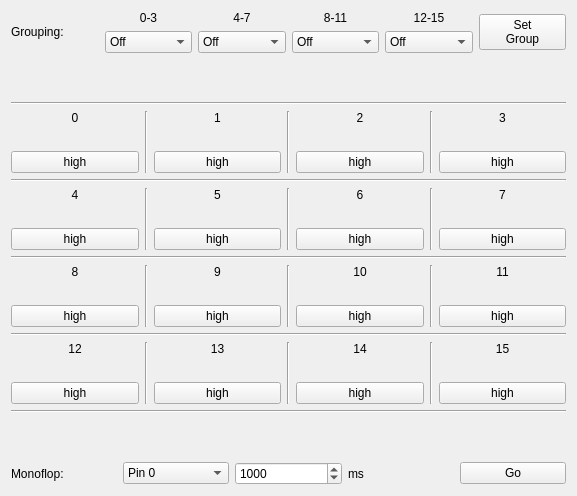
Before: the Qt Designer form src/brickv/plugin_system/plugins/industrial_digital_out_4/ui/industrial_digital_out_4.ui in Tinkerforge/brickv, drawn with Qt 5.
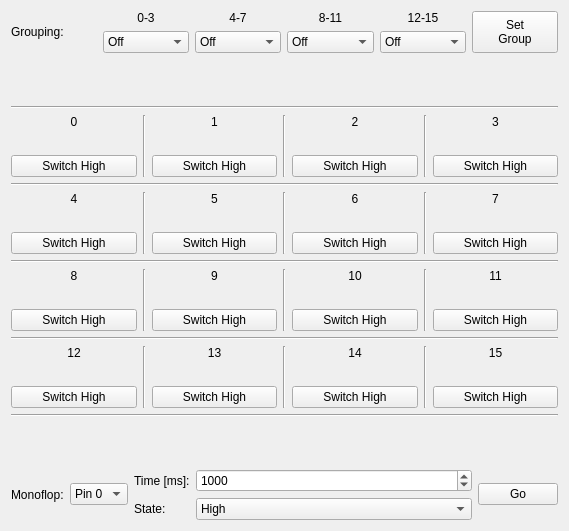
After: the same form once the commit is applied.

Commit message: Also hide vertical lines in Industrial Brickletz UI on grouping change

Patch:
```diff
--- a/src/brickv/plugin_system/plugins/industrial_digital_out_4/ui/industrial_digital_out_4.ui
+++ b/src/brickv/plugin_system/plugins/industrial_digital_out_4/ui/industrial_digital_out_4.ui
@@ -6,8 +6,8 @@
    <rect>
     <x>0</x>
     <y>0</y>
-    <width>577</width>
-    <height>496</height>
+    <width>569</width>
+    <height>531</height>
    </rect>
   </property>
   <property name="windowTitle">
@@ -197,6 +197,12 @@
      </item>
      <item>
       <widget class="QPushButton" name="set_group">
+       <property name="sizePolicy">
+        <sizepolicy hsizetype="Minimum" vsizetype="Minimum">
+         <horstretch>0</horstretch>
+         <verstretch>0</verstretch>
+        </sizepolicy>
+       </property>
        <property name="text">
         <string>Set
 Group</string>
@@ -244,12 +250,15 @@
          <property name="text">
           <string/>
          </property>
+         <property name="alignment">
+          <set>Qt::AlignCenter</set>
+         </property>
         </widget>
        </item>
        <item>
         <widget class="QPushButton" name="b0">
          <property name="text">
-          <string>high</string>
+          <string>Switch High</string>
          </property>
         </widget>
        </item>
@@ -279,12 +288,15 @@
          <property name="text">
           <string/>
          </property>
+         <property name="alignment">
+          <set>Qt::AlignCenter</set>
+         </property>
         </widget>
        </item>
        <item>
         <widget class="QPushButton" name="b1">
          <property name="text">
-          <string>high</string>
+          <string>Switch High</string>
          </property>
         </widget>
        </item>
@@ -314,12 +326,15 @@
          <property name="text">
           <string/>
          </property>
+         <property name="alignment">
+          <set>Qt::AlignCenter</set>
+         </property>
         </widget>
        </item>
        <item>
         <widget class="QPushButton" name="b2">
          <property name="text">
-          <string>high</string>
+          <string>Switch High</string>
          </property>
         </widget>
        </item>
@@ -349,12 +364,15 @@
          <property name="text">
           <string/>
          </property>
+         <property name="alignment">
+          <set>Qt::AlignCenter</set>
+         </property>
         </widget>
        </item>
        <item>
         <widget class="QPushButton" name="b3">
          <property name="text">
-          <string>high</string>
+          <string>Switch High</string>
          </property>
         </widget>
        </item>
@@ -388,6 +406,9 @@
          <property name="text">
           <string/>
          </property>
+         <property name="alignment">
+          <set>Qt::AlignCenter</set>
+         </property>
         </widget>
        </item>
        <item>
@@ -396,7 +417,7 @@
           <bool>true</bool>
          </property>
          <property name="text">
-          <string>high</string>
+          <string>Switch High</string>
          </property>
         </widget>
        </item>
@@ -426,12 +447,15 @@
          <property name="text">
           <string/>
          </property>
+         <property name="alignment">
+          <set>Qt::AlignCenter</set>
+         </property>
         </widget>
        </item>
        <item>
         <widget class="QPushButton" name="b5">
          <property name="text">
-          <string>high</string>
+          <string>Switch High</string>
          </property>
         </widget>
        </item>
@@ -461,12 +485,15 @@
          <property name="text">
           <string/>
          </property>
+         <property name="alignment">
+          <set>Qt::AlignCenter</set>
+         </property>
         </widget>
        </item>
        <item>
         <widget class="QPushButton" name="b6">
          <property name="text">
-          <string>high</string>
+          <string>Switch High</string>
          </property>
         </widget>
        </item>
@@ -496,12 +523,15 @@
          <property name="text">
           <string/>
          </property>
+         <property name="alignment">
+          <set>Qt::AlignCenter</set>
+         </property>
         </widget>
        </item>
        <item>
         <widget class="QPushButton" name="b7">
          <property name="text">
-          <string>high</string>
+          <string>Switch High</string>
          </property>
         </widget>
        </item>
@@ -535,12 +565,15 @@
          <property name="text">
           <string/>
          </property>
+         <property name="alignment">
+          <set>Qt::AlignCenter</set>
+         </property>
         </widget>
        </item>
        <item>
         <widget class="QPushButton" name="b8">
          <property name="text">
-          <string>high</string>
+          <string>Switch High</string>
          </property>
         </widget>
        </item>
@@ -570,12 +603,15 @@
          <property name="text">
           <string/>
          </property>
+         <property name="alignment">
+          <set>Qt::AlignCenter</set>
+         </property>
         </widget>
        </item>
        <item>
         <widget class="QPushButton" name="b9">
          <property name="text">
-          <string>high</string>
+          <string>Switch High</string>
          </property>
         </widget>
        </item>
@@ -605,12 +641,15 @@
          <property name="text">
           <string/>
          </property>
+         <property name="alignment">
+          <set>Qt::AlignCenter</set>
+         </property>
         </widget>
        </item>
        <item>
         <widget class="QPushButton" name="b10">
          <property name="text">
-          <string>high</string>
+          <string>Switch High</string>
          </property>
         </widget>
        </item>
@@ -640,12 +679,15 @@
          <property name="text">
           <string/>
          </property>
+         <property name="alignment">
+          <set>Qt::AlignCenter</set>
+         </property>
         </widget>
        </item>
        <item>
         <widget class="QPushButton" name="b11">
          <property name="text">
-          <string>high</string>
+          <string>Switch High</string>
          </property>
         </widget>
        </item>
@@ -679,12 +721,15 @@
          <property name="text">
           <string/>
          </property>
+         <property name="alignment">
+          <set>Qt::AlignCenter</set>
+         </property>
         </widget>
        </item>
        <item>
         <widget class="QPushButton" name="b12">
          <property name="text">
-          <string>high</string>
+          <string>Switch High</string>
          </property>
         </widget>
        </item>
@@ -714,12 +759,15 @@
          <property name="text">
           <string/>
          </property>
+         <property name="alignment">
+          <set>Qt::AlignCenter</set>
+         </property>
         </widget>
        </item>
        <item>
         <widget class="QPushButton" name="b13">
          <property name="text">
-          <string>high</string>
+          <string>Switch High</string>
          </property>
         </widget>
        </item>
@@ -749,12 +797,15 @@
          <property name="text">
           <string/>
          </property>
+         <property name="alignment">
+          <set>Qt::AlignCenter</set>
+         </property>
         </widget>
        </item>
        <item>
         <widget class="QPushButton" name="b14">
          <property name="text">
-          <string>high</string>
+          <string>Switch High</string>
          </property>
         </widget>
        </item>
@@ -784,12 +835,15 @@
          <property name="text">
           <string/>
          </property>
+         <property name="alignment">
+          <set>Qt::AlignCenter</set>
+         </property>
         </widget>
        </item>
        <item>
         <widget class="QPushButton" name="b15">
          <property name="text">
-          <string>high</string>
+          <string>Switch High</string>
          </property>
         </widget>
        </item>
@@ -818,7 +872,7 @@
     </spacer>
    </item>
    <item>
-    <layout class="QHBoxLayout" name="horizontalLayout_3">
+    <layout class="QHBoxLayout" name="horizontalLayout_3" stretch="0,0,0,1,0">
      <item>
       <widget class="QLabel" name="monoflop_label1">
        <property name="text">
@@ -828,6 +882,9 @@
      </item>
      <item>
       <widget class="QComboBox" name="monoflop_pin">
+       <property name="sizeAdjustPolicy">
+        <enum>QComboBox::AdjustToContents</enum>
+       </property>
        <item>
         <property name="text">
          <string>Pin 0</string>
@@ -851,21 +908,50 @@
       </widget>
      </item>
      <item>
-      <widget class="QSpinBox" name="monoflop_time">
-       <property name="maximum">
-        <number>2147483647</number>
-       </property>
-       <property name="value">
-        <number>1000</number>
-       </property>
-      </widget>
+      <layout class="QVBoxLayout" name="verticalLayout_23">
+       <item>
+        <widget class="QLabel" name="monoflop_label2">
+         <property name="text">
+          <string>Time [ms]:</string>
+         </property>
+        </widget>
+       </item>
+       <item>
+        <widget class="QLabel" name="label_6">
+         <property name="text">
+          <string>State:</string>
+         </property>
+        </widget>
+       </item>
+      </layout>
      </item>
      <item>
-      <widget class="QLabel" name="monoflop_label2">
-       <property name="text">
-        <string>ms</string>
-       </property>
-      </widget>
+      <layout class="QVBoxLayout" name="verticalLayout_22">
+       <item>
+        <widget class="QSpinBox" name="monoflop_time">
+         <property name="maximum">
+          <number>2147483647</number>
+         </property>
+         <property name="value">
+          <number>1000</number>
+         </property>
+        </widget>
+       </item>
+       <item>
+        <widget class="QComboBox" name="monoflop_state">
+         <item>
+          <property name="text">
+           <string>High</string>
+          </property>
+         </item>
+         <item>
+          <property name="text">
+           <string>Low</string>
+          </property>
+         </item>
+        </widget>
+       </item>
+      </layout>
      </item>
      <item>
       <widget class="QPushButton" name="monoflop_go">
```
Left out of the diff: 32 changed lines with no effect on the pictures. The commit also changes 7 other files.
